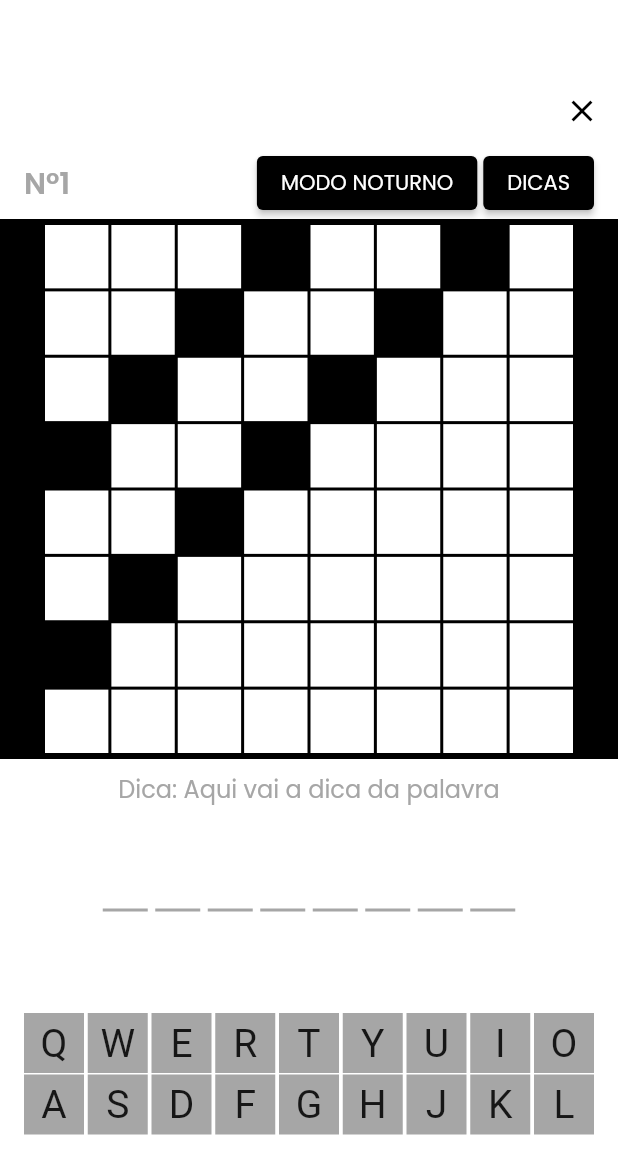
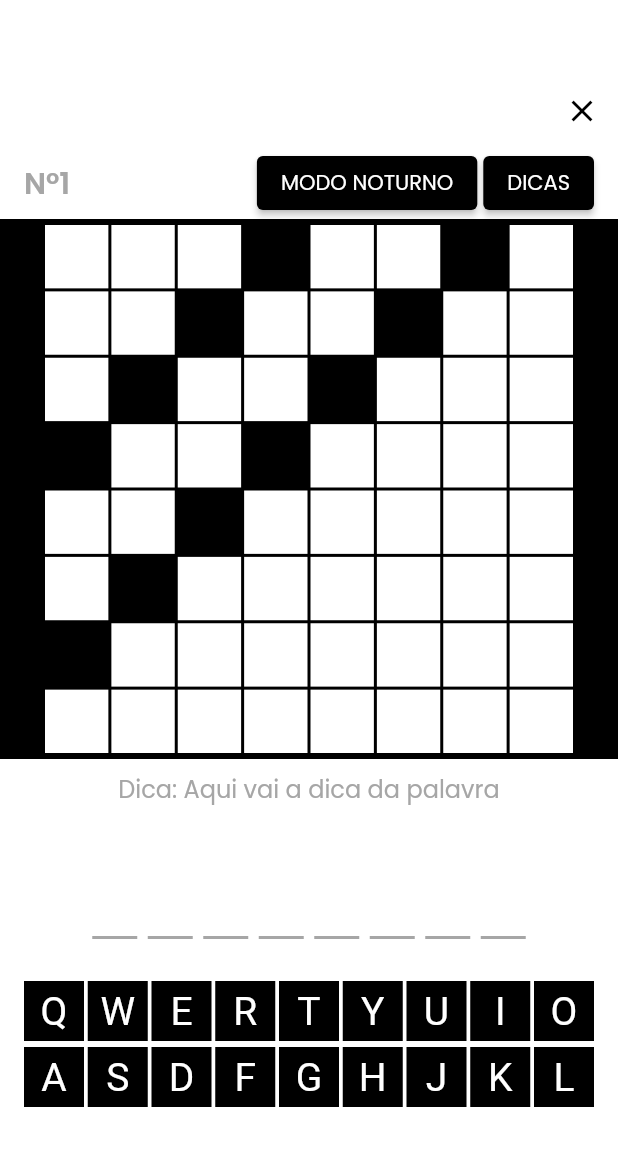
Before and after one commit to app5m/cruzadista_oficial, a Flutter app: the Game screen opened by its route, on a phone screen of 412 x 824 dp. Shown: the top 1174 px of the screen. Run offline on Flutter 3.47's test engine with Material 2 defaults, Android fonts, the phone set to English and light mode, and no system bars; our stand-ins replace flutter_bloc, flutter_svg.

Commit message:
inital commit

```diff
--- a/lib/components/crosswordview.dart
+++ b/lib/components/crosswordview.dart
@@ -11,7 +11,9 @@ class CrosswordView extends StatelessWidget {
   List<int>? gridElements;
   Color? color;
   Color? colorCell;
-  CrosswordView({Key? key, this.gridElements,this.color,this.colorCell,}) : super(key: key);
+
+  CrosswordView({Key? key, this.gridElements, this.color, this.colorCell,})
+      : super(key: key);
 
   // A simplified way to represent the list of cells in the grid. In practice,
   // you would want more complex data than an integer to represent each cell
@@ -23,7 +25,8 @@ class CrosswordView extends StatelessWidget {
     Widget grid = new GridView.count(
         crossAxisCount: 8,
         shrinkWrap: true,
-        childAspectRatio: 1.0, // This means each cell is a square
+        childAspectRatio: 1.0,
+        // This means each cell is a square
         padding: const EdgeInsets.only(left: _MARGIN_HORIZONTAL,
             right: _MARGIN_HORIZONTAL,
             top: _MARGIN_VERTICAL,
@@ -32,7 +35,7 @@ class CrosswordView extends StatelessWidget {
         crossAxisSpacing: _CELL_SPACING,
         children: gridElements!.map((int cell) {
           return new Container(
-            color: cell == 0?_BLANK_CELL_BACKGROUND: colorCell,
+            color: cell == 0 ? _BLANK_CELL_BACKGROUND : colorCell,
           );
         }).toList())
     ;
@@ -44,8 +47,6 @@ class CrosswordView extends StatelessWidget {
   }
 
 }
-
-
 
 
 class CluesView extends StatelessWidget {
@@ -120,10 +121,13 @@ class CluesView extends StatelessWidget {
 const double _ROW_HEIGHT = 40.0;
 const double _KEY_WIDTH = 40.0;
 const Color _KEY_BACKGROUND = const Color(0xFFA6A6A6);
+//const Color _KEY_BACKGROUND = const Color(0xFF000000);
 
 class KeyboardView extends StatelessWidget {
   Color? colorCell;
-  KeyboardView({Key? key, this.colorCell}) : super(key: key);
+  Color? colorText;
+
+  KeyboardView({Key? key, this.colorCell, this.colorText}) : super(key: key);
 
   @override
   Widget build(BuildContext context) {
@@ -137,61 +141,70 @@ class KeyboardView extends StatelessWidget {
               Container(
                 width: _KEY_WIDTH,
                 height: _ROW_HEIGHT,
-                color: _KEY_BACKGROUND,
-                child: Center(child: new Text('Q', style: TextStyle(fontSize: FontSizes.textoGrande),)),
+                color: colorCell,
+                child: Center(child: new Text('Q',
+                  style: TextStyle(fontSize: FontSizes.textoGrande, color: colorText,),)),
               ),
               Container(
                 width: _KEY_WIDTH,
                 height: _ROW_HEIGHT,
-                color: _KEY_BACKGROUND,
-                child:  Center(child: new Text('W', style: TextStyle(fontSize: FontSizes.textoGrande),)),
+                color: colorCell,
+                child: Center(child: new Text(
+                  'W', style: TextStyle(fontSize: FontSizes.textoGrande, color: colorText,),)),
               ),
               Container(
                 width: _KEY_WIDTH,
                 height: _ROW_HEIGHT,
-                color: _KEY_BACKGROUND,
-                child:  Center(child: new Text('E', style: TextStyle(fontSize: FontSizes.textoGrande),)),
+                color: colorCell,
+                child: Center(child: new Text(
+                  'E', style: TextStyle(fontSize: FontSizes.textoGrande, color: colorText,),)),
               ),
               Container(
                 width: _KEY_WIDTH,
                 height: _ROW_HEIGHT,
-                color: _KEY_BACKGROUND,
-                child:  Center(child: new Text('R', style: TextStyle(fontSize: FontSizes.textoGrande),)),
+                color: colorCell,
+                child: Center(child: new Text(
+                  'R', style: TextStyle(fontSize: FontSizes.textoGrande, color: colorText,),)),
               ),
               Container(
                 width: _KEY_WIDTH,
                 height: _ROW_HEIGHT,
-                color: _KEY_BACKGROUND,
-                child:  Center(child: new Text('T', style: TextStyle(fontSize: FontSizes.textoGrande),)),
+                color: colorCell,
+                child: Center(child: new Text(
+                  'T', style: TextStyle(fontSize: FontSizes.textoGrande, color: colorText,),)),
               ),
               Container(
                 width: _KEY_WIDTH,
                 height: _ROW_HEIGHT,
-                color: _KEY_BACKGROUND,
-                child:  Center(child: new Text('Y', style: TextStyle(fontSize: FontSizes.textoGrande),)),
+                color: colorCell,
+                child: Center(child: new Text(
+                  'Y', style: TextStyle(fontSize: FontSizes.textoGrande, color: colorText,),)),
               ),
               Container(
                 width: _KEY_WIDTH,
                 height: _ROW_HEIGHT,
-                color: _KEY_BACKGROUND,
-                child:  Center(child: new Text('U', style: TextStyle(fontSize: FontSizes.textoGrande),)),
+                color: colorCell,
+                child: Center(child: new Text(
+                  'U', style: TextStyle(fontSize: FontSizes.textoGrande, color: colorText,),)),
               ),
               Container(
                 width: _KEY_WIDTH,
                 height: _ROW_HEIGHT,
-                color: _KEY_BACKGROUND,
-                child:  Center(child: new Text('I', style: TextStyle(fontSize: FontSizes.textoGrande),)),
+                color: colorCell,
+                child: Center(child: new Text(
+                  'I', style: TextStyle(fontSize: FontSizes.textoGrande, color: colorText,),)),
               ),
               Container(
                 width: _KEY_WIDTH,
                 height: _ROW_HEIGHT,
-                color: _KEY_BACKGROUND,
-                child:  Center(child: new Text('O', style: TextStyle(fontSize: FontSizes.textoGrande),)),
+                color: colorCell,
+                child: Center(child: new Text(
+                  'O', style: TextStyle(fontSize: FontSizes.textoGrande, color: colorText,),)),
               ),
             ],
           ),
           Container(
-            height: 1.0,
+            height: 4.0,
           ),
           Row(
             mainAxisAlignment: MainAxisAlignment.spaceBetween,
@@ -199,56 +212,65 @@ class KeyboardView extends StatelessWidget {
               Container(
                 width: _KEY_WIDTH,
                 height: _ROW_HEIGHT,
-                color: _KEY_BACKGROUND,
-                child: Center(child: new Text('A', style: TextStyle(fontSize: FontSizes.textoGrande),)),
+                color: colorCell,
+                child: Center(child: new Text(
+                  'A', style: TextStyle(fontSize: FontSizes.textoGrande, color: colorText,),)),
               ),
               Container(
                 width: _KEY_WIDTH,
                 height: _ROW_HEIGHT,
-                color: _KEY_BACKGROUND,
-                child:  Center(child: new Text('S', style: TextStyle(fontSize: FontSizes.textoGrande),)),
+                color: colorCell,
+                child: Center(child: new Text(
+                  'S', style: TextStyle(fontSize: FontSizes.textoGrande, color: colorText,),)),
               ),
               Container(
                 width: _KEY_WIDTH,
                 height: _ROW_HEIGHT,
-                color: _KEY_BACKGROUND,
-                child:  Center(child: new Text('D', style: TextStyle(fontSize: FontSizes.textoGrande),)),
+                color: colorCell,
+                child: Center(child: new Text(
+                  'D', style: TextStyle(fontSize: FontSizes.textoGrande, color: colorText,),)),
               ),
               Container(
                 width: _KEY_WIDTH,
                 height: _ROW_HEIGHT,
-                color: _KEY_BACKGROUND,
-                child:  Center(child: new Text('F', style: TextStyle(fontSize: FontSizes.textoGrande),)),
+                color: colorCell,
+                child: Center(child: new Text(
+                  'F', style: TextStyle(fontSize: FontSizes.textoGrande, color: colorText,),)),
               ),
               Container(
                 width: _KEY_WIDTH,
                 height: _ROW_HEIGHT,
-                color: _KEY_BACKGROUND,
-                child:  Center(child: new Text('G', style: TextStyle(fontSize: FontSizes.textoGrande),)),
+                color: colorCell,
+                child: Center(child: new Text(
+                  'G', style: TextStyle(fontSize: FontSizes.textoGrande, color: colorText,),)),
               ),
               Container(
                 width: _KEY_WIDTH,
                 height: _ROW_HEIGHT,
-                color: _KEY_BACKGROUND,
-                child:  Center(child: new Text('H', style: TextStyle(fontSize: FontSizes.textoGrande),)),
+                color: colorCell,
+                child: Center(child: new Text(
+                  'H', style: TextStyle(fontSize: FontSizes.textoGrande, color: colorText,),)),
               ),
               Container(
                 width: _KEY_WIDTH,
                 height: _ROW_HEIGHT,
-                color: _KEY_BACKGROUND,
-                child:  Center(child: new Text('J', style: TextStyle(fontSize: FontSizes.textoGrande),)),
+                color: colorCell,
+                child: Center(child: new Text(
+                  'J', style: TextStyle(fontSize: FontSizes.textoGrande, color: colorText,),)),
               ),
               Container(
                 width: _KEY_WIDTH,
                 height: _ROW_HEIGHT,
-                color: _KEY_BACKGROUND,
-                child:  Center(child: new Text('K', style: TextStyle(fontSize: FontSizes.textoGrande),)),
+                color: colorCell,
+                child: Center(child: new Text(
+                  'K', style: TextStyle(fontSize: FontSizes.textoGrande, color: colorText,),)),
               ),
               Container(
                 width: _KEY_WIDTH,
                 height: _ROW_HEIGHT,
-                color: _KEY_BACKGROUND,
-                child:  Center(child: new Text('L', style: TextStyle(fontSize: FontSizes.textoGrande),)),
+                color: colorCell,
+                child: Center(child: new Text(
+                  'L', style: TextStyle(fontSize: FontSizes.textoGrande, color: colorText,),)),
               ),
             ],
           ),
--- a/lib/ui/game.dart
+++ b/lib/ui/game.dart
@@ -19,6 +19,8 @@ class _GameState extends State<Game> {
   late List<String> _downClues;
   var _theme = Colors.white;
   var _colorCell = Colors.white;
+  var _colorCellKeyboard = Colors.black;
+  var _colorTextKeyboard = Colors.white;
   var _colorText = MyColors.colorCellDark;
   var _themeDark = MyColors.darkMode;
 
@@ -103,10 +105,15 @@ class _GameState extends State<Game> {
                             _colorText = MyColors.colorCellDark;
                             _colorCell = MyColors.colorCellDark;
                             _theme = _themeDark!;
+                            _colorCellKeyboard = Colors.black;
+                            _colorTextKeyboard = MyColors.colorCellDark;
                           } else {
                             _colorText = MyColors.colorPrimary;
                             _theme = Colors.white;
                             _colorCell = Colors.white;
+                            _colorCellKeyboard = MyColors.colorPrimary;
+                            _colorTextKeyboard = Colors.white;
+
                           }
                         });
                       },
@@ -192,43 +199,43 @@ class _GameState extends State<Game> {
                         height: 2,
                         color: _colorText,
                       ),
-                      SizedBox(width: 5,),
+                      SizedBox(width: 7,),
                       Container(
                         width: 30,
                         height: 2,
                         color: _colorText,
                       ),
-                      SizedBox(width: 5,),
+                      SizedBox(width: 7,),
                       Container(
                         width: 30,
                         height: 2,
                         color: _colorText,
                       ),
-                      SizedBox(width: 5,),
+                      SizedBox(width: 7,),
                       Container(
                         width: 30,
                         height: 2,
                         color: _colorText,
                       ),
-                      SizedBox(width: 5,),
+                      SizedBox(width: 7,),
                       Container(
                         width: 30,
                         height: 2,
                         color: _colorText,
                       ),
-                      SizedBox(width: 5,),
+                      SizedBox(width: 7,),
                       Container(
                         width: 30,
                         height: 2,
                         color: _colorText,
                       ),
-                      SizedBox(width: 5,),
+                      SizedBox(width: 7,),
                       Container(
                         width: 30,
                         height: 2,
                         color: _colorText,
                       ),
-                      SizedBox(width: 5,),
+                      SizedBox(width: 7,),
                       Container(
                         width: 30,
                         height: 2,
@@ -236,8 +243,8 @@ class _GameState extends State<Game> {
                       ),
 
                   ],),
-                  Spacer(),
-                  KeyboardView(),
+                  SizedBox(height: 28,),
+                  KeyboardView(colorCell:_colorCellKeyboard , colorText: _colorTextKeyboard ,),
                   Spacer(),
                 ],
               ),
```
